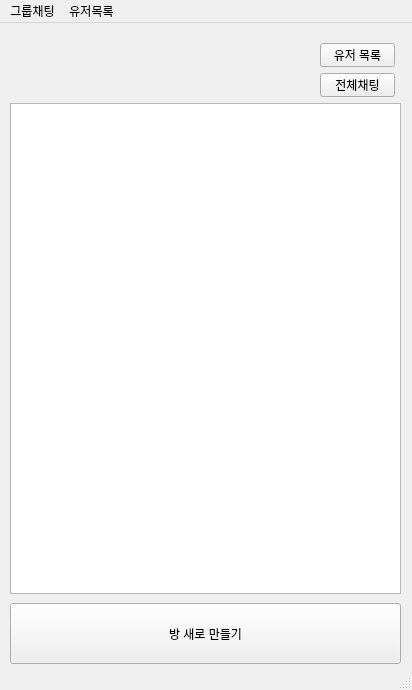
The window that src/client/gui/mainwindow.ui (TaehyunJeon0203/lanssenger) describes before a commit, drawn with Qt 5.
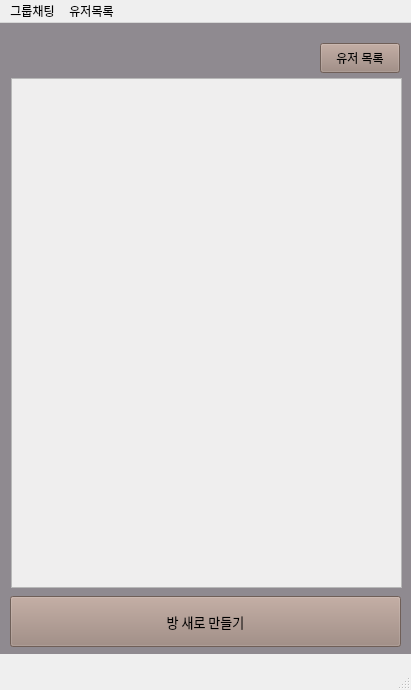
The same window after the commit. The open tabs and pages were chosen to show the change.

Commit message: 색깔 변경, 유저 목록/그룹 채팅 위치변경

What changed in the file:
```diff
--- a/src/client/gui/mainwindow.ui
+++ b/src/client/gui/mainwindow.ui
@@ -6,7 +6,7 @@
    <rect>
     <x>0</x>
     <y>0</y>
-    <width>412</width>
+    <width>411</width>
     <height>690</height>
    </rect>
   </property>
@@ -18,11 +18,14 @@
     <property name="geometry">
      <rect>
       <x>0</x>
-      <y>20</y>
+      <y>0</y>
       <width>411</width>
       <height>631</height>
      </rect>
     </property>
+    <property name="styleSheet">
+     <string notr="true">background-color: rgb(143, 138, 144)</string>
+    </property>
     <property name="currentIndex">
      <number>0</number>
     </property>
@@ -91,22 +94,38 @@
      <widget class="QListWidget" name="roomListWidget">
       <property name="geometry">
        <rect>
-        <x>10</x>
-        <y>60</y>
+        <x>11</x>
+        <y>55</y>
         <width>391</width>
-        <height>491</height>
+        <height>510</height>
        </rect>
       </property>
+      <property name="styleSheet">
+       <string notr="true">background-color:#EFEEEE;
+color: #26313E; 
+
+</string>
+      </property>
      </widget>
      <widget class="QPushButton" name="createRoomButton">
       <property name="geometry">
        <rect>
         <x>10</x>
-        <y>560</y>
+        <y>573</y>
         <width>391</width>
-        <height>61</height>
+        <height>51</height>
        </rect>
       </property>
+      <property name="font">
+       <font>
+        <family>맑은 고딕</family>
+        <pointsize>10</pointsize>
+        <bold>false</bold>
+       </font>
+      </property>
+      <property name="styleSheet">
+       <string notr="true">background-color: #9C857B</string>
+      </property>
       <property name="text">
        <string>방 새로 만들기</string>
       </property>
@@ -115,28 +134,18 @@
       <property name="geometry">
        <rect>
         <x>320</x>
-        <y>0</y>
-        <width>75</width>
-        <height>24</height>
+        <y>20</y>
+        <width>80</width>
+        <height>30</height>
        </rect>
       </property>
+      <property name="styleSheet">
+       <string notr="true">background-color: #9C857B</string>
+      </property>
       <property name="text">
        <string>유저 목록</string>
       </property>
      </widget>
-     <widget class="QPushButton" name="mainChatButton">
-      <property name="geometry">
-       <rect>
-        <x>320</x>
-        <y>30</y>
-        <width>75</width>
-        <height>24</height>
-       </rect>
-      </property>
-      <property name="text">
-       <string>전체채팅</string>
-      </property>
-     </widget>
     </widget>
    </widget>
    <widget class="QLabel" name="statusLabel">
@@ -161,8 +170,8 @@
     <rect>
      <x>0</x>
      <y>0</y>
-     <width>412</width>
-     <height>22</height>
+     <width>411</width>
+     <height>33</height>
     </rect>
    </property>
    <widget class="QMenu" name="groupChatMenu">
```
Left out of the diff: 40 changed lines with no effect on the pictures. The commit also changes 3 other files.
